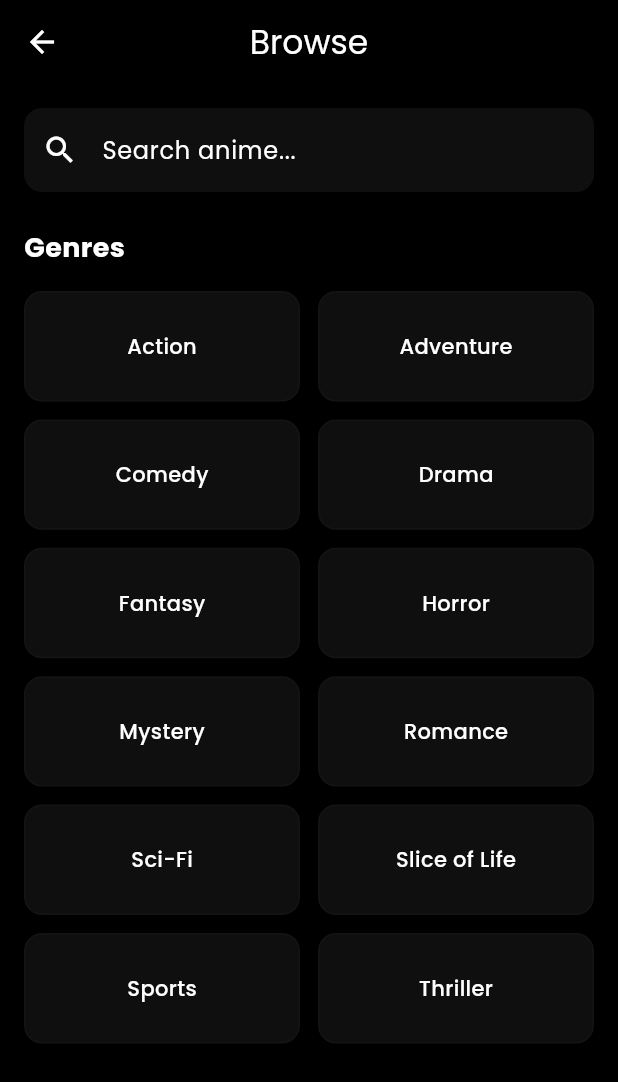
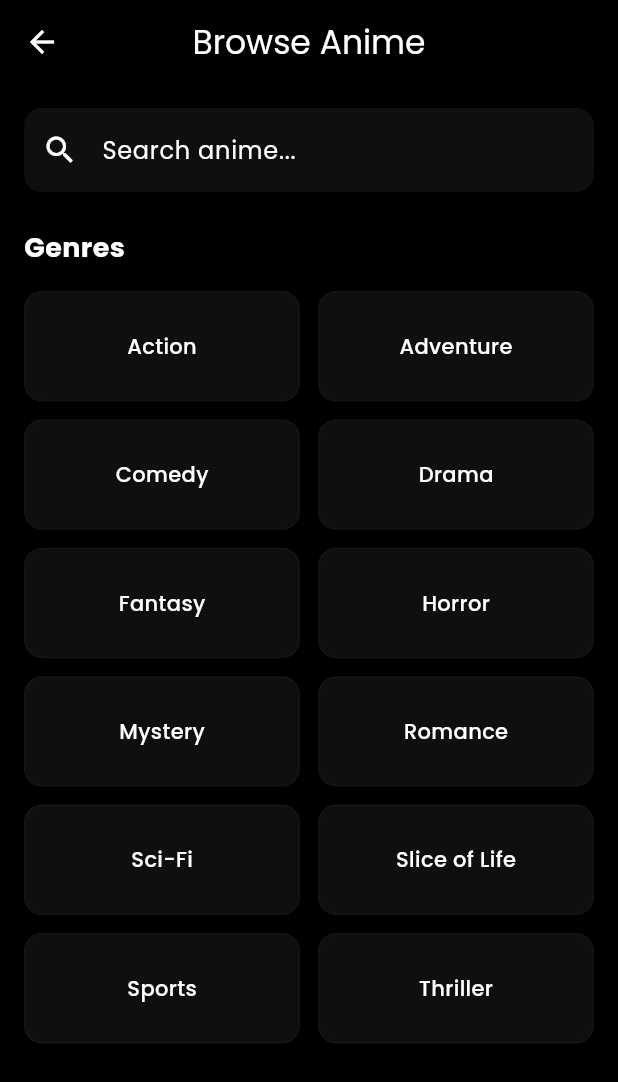
Before and after one commit to Zcross091/RoninX-Anime-Client, a Flutter app: the screen it shows after launch, item 2 of the bottom bar chosen, on a phone screen of 412 x 824 dp. Shown: the top 1082 px of the screen. Run offline on Flutter 3.47's test engine with Material 3 defaults, Android fonts, the phone set to English and light mode, and no system bars; our stand-ins replace cached_network_image, connectivity_plus, flutter_riverpod, go_router, google_fonts, shared_preferences and 2 more; missing offline and left inert: encrypt, media_kit, media_kit_video, window_manager; accounts and stored records are empty; network calls fail.

Commit message:
fix: make search on browse page independent for anime and manga tabs

```diff
--- a/lib/core/router/app_router.dart
+++ b/lib/core/router/app_router.dart
@@ -19,7 +19,10 @@ final routerProvider = Provider<GoRouter>((ref) {
       ),
       GoRoute(
         path: '/browse',
-        builder: (context, state) => const BrowseScreen(),
+        builder: (context, state) {
+          final isManga = state.uri.queryParameters['manga'] == 'true';
+          return BrowseScreen(isManga: isManga);
+        },
       ),
       GoRoute(
         path: '/detail/:id',
--- a/lib/features/browse/presentation/browse_screen.dart
+++ b/lib/features/browse/presentation/browse_screen.dart
@@ -7,7 +7,8 @@ import '../../../shared/providers/anime_provider.dart';
 import '../../../shared/models/anime.dart';
 
 class BrowseScreen extends ConsumerStatefulWidget {
-  const BrowseScreen({super.key});
+  final bool isManga;
+  const BrowseScreen({super.key, this.isManga = false});
 
   @override
   ConsumerState<BrowseScreen> createState() => _BrowseScreenState();
@@ -20,7 +21,7 @@ class _BrowseScreenState extends ConsumerState<BrowseScreen> {
 
   @override
   Widget build(BuildContext context) {
-    final searchResults = ref.watch(animeSearchProvider(_query));
+    final searchResults = ref.watch(widget.isManga ? mangaSearchProvider(_query) : animeSearchProvider(_query));
     final genreResults = _selectedGenre != null ? ref.watch(genreAnimeProvider(_selectedGenre!)) : null;
 
     final genres = [
@@ -40,7 +41,7 @@ class _BrowseScreenState extends ConsumerState<BrowseScreen> {
 
     return Scaffold(
       appBar: AppBar(
-        title: Text(_selectedGenre ?? 'Browse'),
+        title: Text(_selectedGenre ?? (widget.isManga ? 'Browse Manga' : 'Browse Anime')),
         leading: _selectedGenre != null
             ? IconButton(
                 icon: const Icon(Icons.arrow_back),
@@ -62,7 +63,7 @@ class _BrowseScreenState extends ConsumerState<BrowseScreen> {
                   });
                 },
                 decoration: InputDecoration(
-                  hintText: 'Search anime...',
+                  hintText: widget.isManga ? 'Search manga...' : 'Search anime...',
                   prefixIcon: const Icon(Icons.search),
                   suffixIcon: _query.isNotEmpty
                       ? IconButton(
@@ -96,7 +97,7 @@ class _BrowseScreenState extends ConsumerState<BrowseScreen> {
                     itemCount: results.length,
                     itemBuilder: (context, index) {
                       final anime = results[index];
-                      return _SearchCard(anime: anime);
+                      return _SearchCard(anime: anime, isManga: widget.isManga);
                     },
                   ),
                   loading: () => const Center(child: CircularProgressIndicator()),
@@ -156,7 +157,7 @@ class _BrowseScreenState extends ConsumerState<BrowseScreen> {
                     itemCount: results.length,
                     itemBuilder: (context, index) {
                       final anime = results[index];
-                      return _SearchCard(anime: anime);
+                      return _SearchCard(anime: anime, isManga: widget.isManga);
                     },
                   ),
                   loading: () => const Center(child: CircularProgressIndicator()),
@@ -173,12 +174,13 @@ class _BrowseScreenState extends ConsumerState<BrowseScreen> {
 
 class _SearchCard extends StatelessWidget {
   final Anime anime;
-  const _SearchCard({required this.anime});
+  final bool isManga;
+  const _SearchCard({required this.anime, this.isManga = false});
 
   @override
   Widget build(BuildContext context) {
     return GestureDetector(
-      onTap: () => context.push('/detail/${anime.id}'),
+      onTap: () => context.push('/detail/${anime.id}?manga=$isManga'),
       child: Column(
         crossAxisAlignment: CrossAxisAlignment.start,
         children: [
--- a/lib/features/home/presentation/home_screen.dart
+++ b/lib/features/home/presentation/home_screen.dart
@@ -81,7 +81,7 @@ class _HomeScreenState extends ConsumerState<HomeScreen> {
             actions: [
               IconButton(
                 icon: const Icon(Icons.search),
-                onPressed: () => context.push('/browse'),
+                onPressed: () => context.push('/browse?manga=$_isMangaMode'),
               ),
               Consumer(
                 builder: (context, ref, child) {
```
